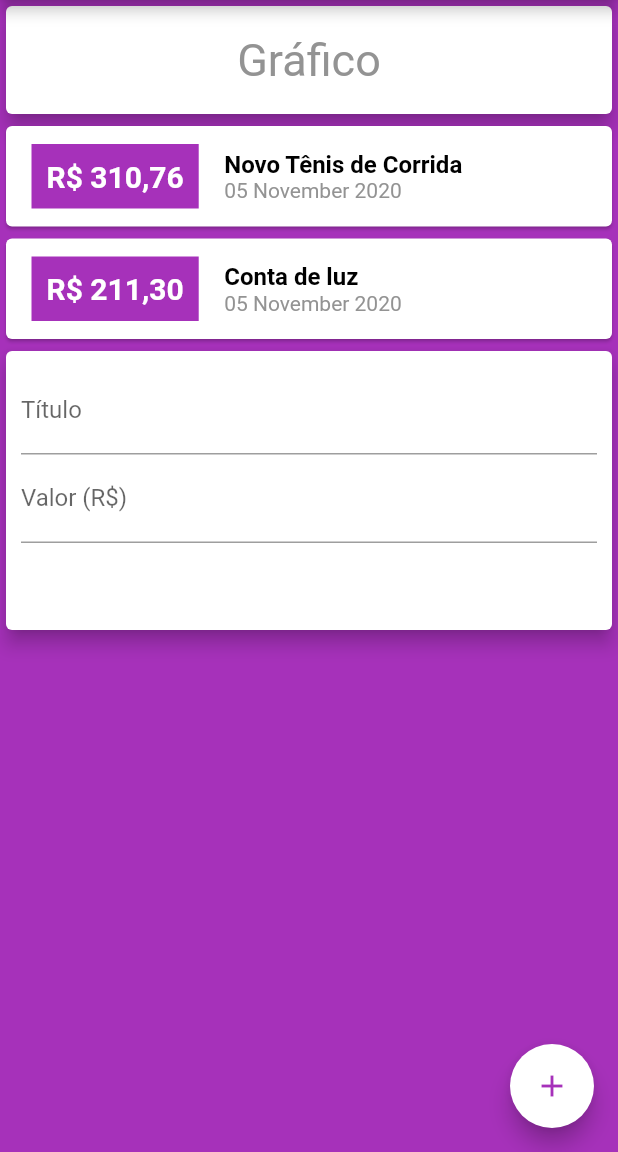
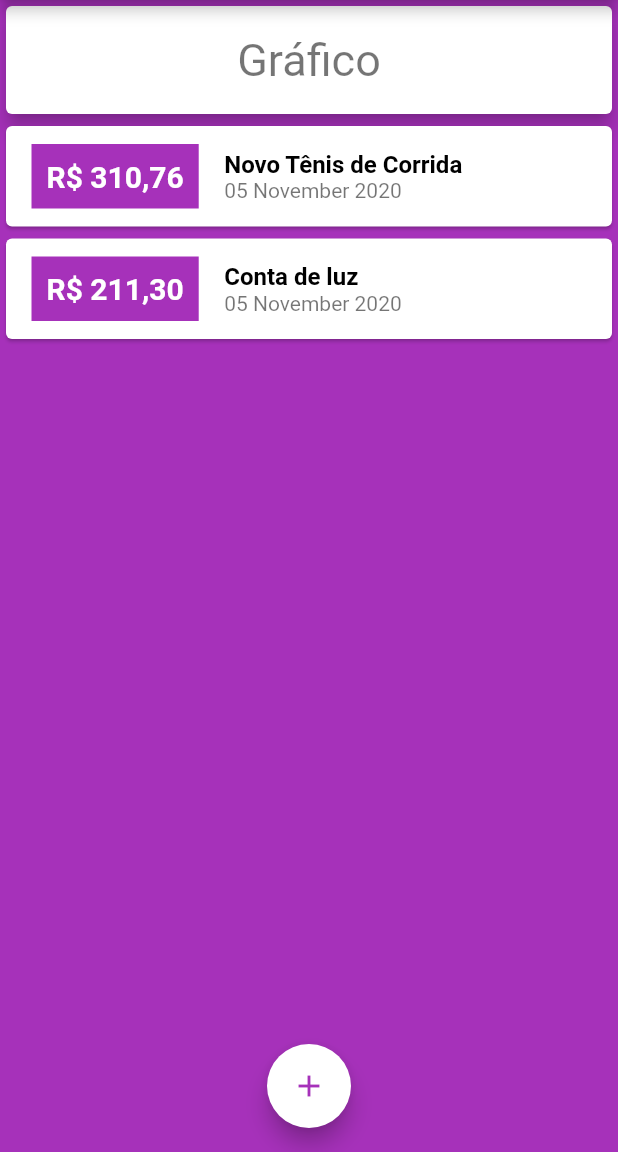
Before and after one commit to joaovperin/my_expenses, a Flutter app: the screen it shows after launch, on a phone screen of 412 x 824 dp, the part 84-1236 px from its top. Run offline on Flutter 3.47's test engine with Material 2 defaults, Android fonts, the phone set to English and light mode, and no system bars.

Commit message:
now working with themes

```diff
--- a/lib/components/transaction/transaction_form.component.dart
+++ b/lib/components/transaction/transaction_form.component.dart
@@ -2,12 +2,18 @@ import 'package:flutter/material.dart';
 import 'package:my_expenses/constants/app.constants.dart';
 import 'package:my_expenses/utils/number-utils.dart';
 
-class TransactionForm extends StatelessWidget {
-  TransactionForm({Key key, this.onSubmit}) : super(key: key);
+class TransactionForm extends StatefulWidget {
+  const TransactionForm({Key key, this.onSubmit}) : super(key: key);
 
   final void Function(String, double) onSubmit;
 
+  @override
+  _TransactionFormState createState() => _TransactionFormState();
+}
+
+class _TransactionFormState extends State<TransactionForm> {
   final TextEditingController titleCtrl = TextEditingController();
+
   final TextEditingController valueCtrl = TextEditingController();
 
   @override
@@ -35,7 +41,7 @@ class TransactionForm extends StatelessWidget {
               mainAxisAlignment: MainAxisAlignment.end,
               children: <Widget>[
                 FlatButton(
-                  textColor: kAppSecondColor,
+                  textColor: Theme.of(context).primaryColor,
                   onPressed: _onSubmit,
                   child: Text('Nova Transação'),
                 ),
@@ -54,6 +60,6 @@ class TransactionForm extends StatelessWidget {
     if (title.isEmpty || value <= 0) {
       return;
     }
-    onSubmit.call(title, value);
+    widget.onSubmit.call(title, value);
   }
 }
--- a/lib/components/transaction/transaction_graph.component.dart
+++ b/lib/components/transaction/transaction_graph.component.dart
@@ -19,7 +19,7 @@ class TransactionGraph extends StatelessWidget {
             'Gráfico',
             style: TextStyle(
               fontSize: 30,
-              color: kAppUnfocusedTextColor
+              color: Theme.of(context).unselectedWidgetColor,
             ),
           ),
         ),
--- a/lib/components/transaction/transaction_list.component.dart
+++ b/lib/components/transaction/transaction_list.component.dart
@@ -12,7 +12,7 @@ class TransactionList extends StatelessWidget {
   @override
   Widget build(BuildContext context) {
     return SizedBox(
-      height: 150,
+      height: 500,
       child: ListView.builder(
         itemCount: transactions.length,
         itemBuilder: (BuildContext context, int index) {
@@ -26,9 +26,9 @@ class TransactionList extends StatelessWidget {
                     vertical: 10,
                   ),
                   decoration: BoxDecoration(
-                    color: kAppBackgroundColor,
+                    color: Theme.of(context).backgroundColor,
                     border: Border.all(
-                      color: kAppSecondColor,
+                      color: Theme.of(context).accentColor,
                       width: 2,
                     ),
                   ),
@@ -38,7 +38,7 @@ class TransactionList extends StatelessWidget {
                     style: TextStyle(
                       fontWeight: FontWeight.bold,
                       fontSize: 20,
-                      color: kAppSecondColor,
+                      color: Theme.of(context).accentColor,
                     ),
                   ),
                 ),
@@ -51,12 +51,12 @@ class TransactionList extends StatelessWidget {
                       style: TextStyle(
                         fontWeight: FontWeight.bold,
                         fontSize: 16,
-                        color: kAppFocusedTextColor,
+                        color: Theme.of(context).shadowColor,
                       ),
                     ),
                     Text(
                       fmtDateTime(tr.date),
-                      style: TextStyle(color: kAppUnfocusedTextColor),
+                      style: TextStyle(color: Theme.of(context).unselectedWidgetColor),
                     ),
                   ],
                 )
--- a/lib/components/transaction/transaction_user.component.dart
+++ /dev/null
@@ -1,50 +0,0 @@
-import 'dart:math';
-
-import 'package:flutter/material.dart';
-import 'package:my_expenses/components/transaction/transaction_form.component.dart';
-import 'package:my_expenses/components/transaction/transaction_list.component.dart';
-import 'package:my_expenses/models/transaction.model.dart';
-
-class TransactionUser extends StatefulWidget {
-  const TransactionUser({Key key}) : super(key: key);
-
-  @override
-  _TransactionUserState createState() => _TransactionUserState();
-}
-
-class _TransactionUserState extends State<TransactionUser> {
-  final List<Transaction> _transactions = <Transaction>[
-    Transaction(
-      id: 't1',
-      title: 'Novo Tênis de Corrida',
-      value: 310.76,
-      date: DateTime.now(),
-    ),
-    Transaction(
-      id: 't2',
-      title: 'Conta de luz',
-      value: 211.30,
-      date: DateTime.now(),
-    ),
-  ];
-
-  void _addTransaction(String title, double value) {
-    final Transaction newTransaction = Transaction(
-      id: Random().nextDouble().toString(),
-      title: title,
-      value: value,
-      date: DateTime.now(),
-    );
-    setState(() => _transactions.add(newTransaction));
-  }
-
-  @override
-  Widget build(BuildContext context) {
-    return Column(
-      children: <Widget>[
-        TransactionList(_transactions),
-        TransactionForm(onSubmit: _addTransaction),
-      ],
-    );
-  }
-}
--- a/lib/constants/app.constants.dart
+++ b/lib/constants/app.constants.dart
@@ -7,7 +7,7 @@ const String kAppTitle = 'MyExpenses';
 
 // App colors
 const Color kAppPrimaryColor = Color.fromARGB(255, 166, 49, 186);
-const Color kAppSecondColor = Color.fromARGB(255, 255, 255, 255);
+const Color kAppAccentColor = Color.fromARGB(255, 255, 255, 255);
 const Color kAppBackgroundColor = Color.fromARGB(255, 166, 49, 186);
 
 // Text colors
--- a/lib/main.dart
+++ b/lib/main.dart
@@ -1,8 +1,12 @@
+import 'dart:math';
+
 import 'package:flutter/material.dart';
+import 'package:my_expenses/components/transaction/transaction_form.component.dart';
 import 'package:my_expenses/constants/app.constants.dart';
 
 import 'components/transaction/transaction_graph.component.dart';
-import 'components/transaction/transaction_user.component.dart';
+import 'components/transaction/transaction_list.component.dart';
+import 'models/transaction.model.dart';
 
 dynamic main() {
   runApp(MyExpensesApp());
@@ -14,10 +18,26 @@ class MyExpensesApp extends StatelessWidget {
     return MaterialApp(
       home: MyHomePage(),
       theme: ThemeData(
+        primarySwatch: MaterialColor(
+          kAppPrimaryColor.value,
+          const <int, Color>{
+            50: kAppPrimaryColor,
+            100: kAppPrimaryColor,
+            200: kAppPrimaryColor,
+            300: kAppPrimaryColor,
+            400: kAppPrimaryColor,
+            500: kAppPrimaryColor,
+            600: kAppPrimaryColor,
+            700: kAppPrimaryColor,
+            800: kAppPrimaryColor,
+            900: kAppPrimaryColor,
+          },
+        ),
         canvasColor: kAppBackgroundColor,
         backgroundColor: kAppBackgroundColor,
+        accentColor: kAppAccentColor,
         floatingActionButtonTheme: FloatingActionButtonThemeData(
-          backgroundColor: kAppSecondColor,
+          backgroundColor: kAppAccentColor,
           foregroundColor: kAppBackgroundColor,
         ),
       ),
@@ -25,7 +45,47 @@ class MyExpensesApp extends StatelessWidget {
   }
 }
 
-class MyHomePage extends StatelessWidget {
+class MyHomePage extends StatefulWidget {
+  @override
+  _MyHomePageState createState() => _MyHomePageState();
+}
+
+class _MyHomePageState extends State<MyHomePage> {
+  final List<Transaction> _transactions = <Transaction>[
+    Transaction(
+      id: 't1',
+      title: 'Novo Tênis de Corrida',
+      value: 310.76,
+      date: DateTime.now(),
+    ),
+    Transaction(
+      id: 't2',
+      title: 'Conta de luz',
+      value: 211.30,
+      date: DateTime.now(),
+    ),
+  ];
+
+  void _addTransaction(String title, double value) {
+    final Transaction newTransaction = Transaction(
+      id: Random().nextDouble().toString(),
+      title: title,
+      value: value,
+      date: DateTime.now(),
+    );
+    setState(() => _transactions.add(newTransaction));
+    Navigator.of(context).pop();
+  }
+
+  void _openTransactionFormModal(BuildContext context) {
+    showModalBottomSheet(
+      context: context,
+      builder: (_) {
+        return TransactionForm(onSubmit: _addTransaction);
+      },
+    );
+  }
+
   @override
   Widget build(BuildContext context) {
     return Scaffold(
@@ -35,24 +95,24 @@ class MyHomePage extends StatelessWidget {
         actions: <Widget>[
           IconButton(
             icon: Icon(Icons.add),
-            onPressed: () {},
+            onPressed: () => _openTransactionFormModal(context),
           )
         ],
       ),
       body: SingleChildScrollView(
         child: Column(
-          //mainAxisAlignment: MainAxisAlignment.spaceAround,
           crossAxisAlignment: CrossAxisAlignment.stretch,
-          children: const <Widget>[
+          children: <Widget>[
             TransactionGraph(),
-            TransactionUser(),
+            TransactionList(_transactions),
           ],
         ),
       ),
       floatingActionButton: FloatingActionButton(
-        onPressed: () {},
+        onPressed: () => _openTransactionFormModal(context),
         child: Icon(Icons.add),
       ),
+      floatingActionButtonLocation: FloatingActionButtonLocation.centerFloat,
     );
   }
 }
```
